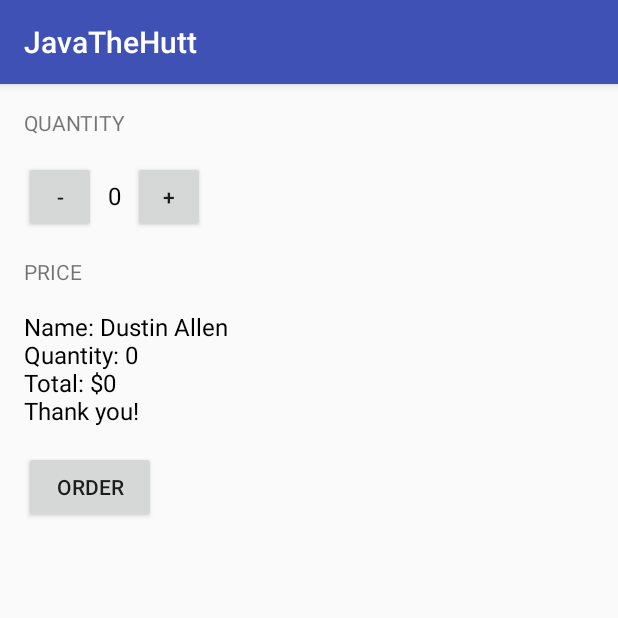
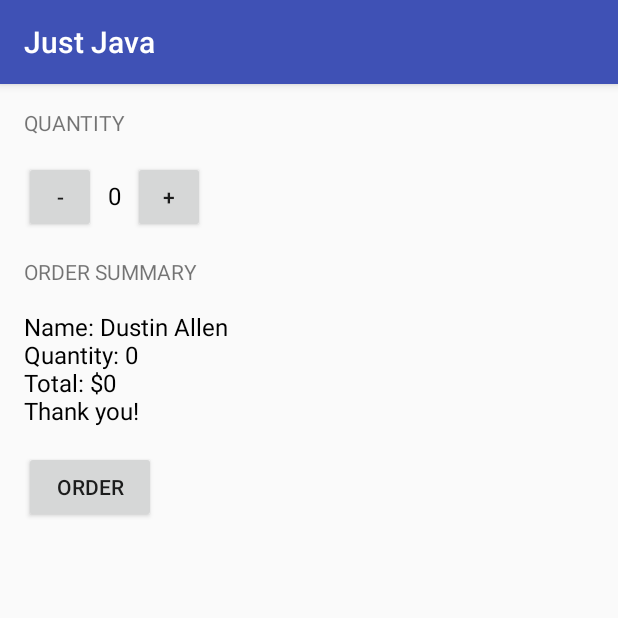
Before and after one commit to allenacity/JavaTheHutt, an Android app: the screen it shows after launch (MainActivity), after a tap on "ORDER", on a phone screen of 412 x 824 dp, the top half of it. Run offline under Robolectric (Android 15) with nearby library versions, the phone set to English and light mode, and no system bars.

Commit message:
Change Price Names
Changed the name for most things containing Price to Order Summary to more effectively represent the app.

```diff
--- a/app/src/main/java/com/example/android/javathehutt/MainActivity.java
+++ b/app/src/main/java/com/example/android/javathehutt/MainActivity.java
@@ -41,7 +41,7 @@ public class MainActivity extends AppCompatActivity {
      * This method is called when the order button is clicked.
      */
     public void submitOrder(View view) {
-        int price = calculatePrice();
+        calculatePrice();
         String priceMessage = createOrderSummary();
         displayMessage(priceMessage);
     }
@@ -78,8 +78,8 @@ public class MainActivity extends AppCompatActivity {
      * This method displays the given price on the screen.
      */
     private void displayPrice(int number) {
-        TextView priceTextView = (TextView) findViewById(R.id.price_text_view);
-        priceTextView.setText(NumberFormat.getCurrencyInstance().format(number));
+        TextView orderSummaryTextView = (TextView) findViewById(R.id.order_summary_text_view);
+        orderSummaryTextView.setText(NumberFormat.getCurrencyInstance().format(number));
     }
 
     /**
@@ -102,8 +102,8 @@ public class MainActivity extends AppCompatActivity {
      * This method displays the given text on the screen.
      */
     private void displayMessage(String message) {
-        TextView priceTextView = (TextView) findViewById(R.id.price_text_view);
-        priceTextView.setText(message);
+        TextView orderSummaryTextView = (TextView) findViewById(R.id.order_summary_text_view);
+        orderSummaryTextView.setText(message);
 
     }
 
--- a/app/src/main/res/layout/activity_main.xml
+++ b/app/src/main/res/layout/activity_main.xml
@@ -49,14 +49,14 @@
         android:layout_width="wrap_content"
         android:layout_height="wrap_content"
         android:layout_marginBottom="16dp"
-        android:text="Price"
+        android:text="Order Summary"
         android:textAllCaps="true" />
 
     <TextView
-        android:id="@+id/price_text_view"
+        android:id="@+id/order_summary_text_view"
         android:layout_width="wrap_content"
         android:layout_height="wrap_content"
-        android:text="$10"
+        android:text="$0"
         android:textColor="@android:color/black"
         android:textSize="16sp" />
 
--- a/app/src/main/res/values/strings.xml
+++ b/app/src/main/res/values/strings.xml
@@ -1,3 +1,3 @@
 <resources>
-    <string name="app_name">JavaTheHutt</string>
+    <string name="app_name">Just Java</string>
 </resources>
```
